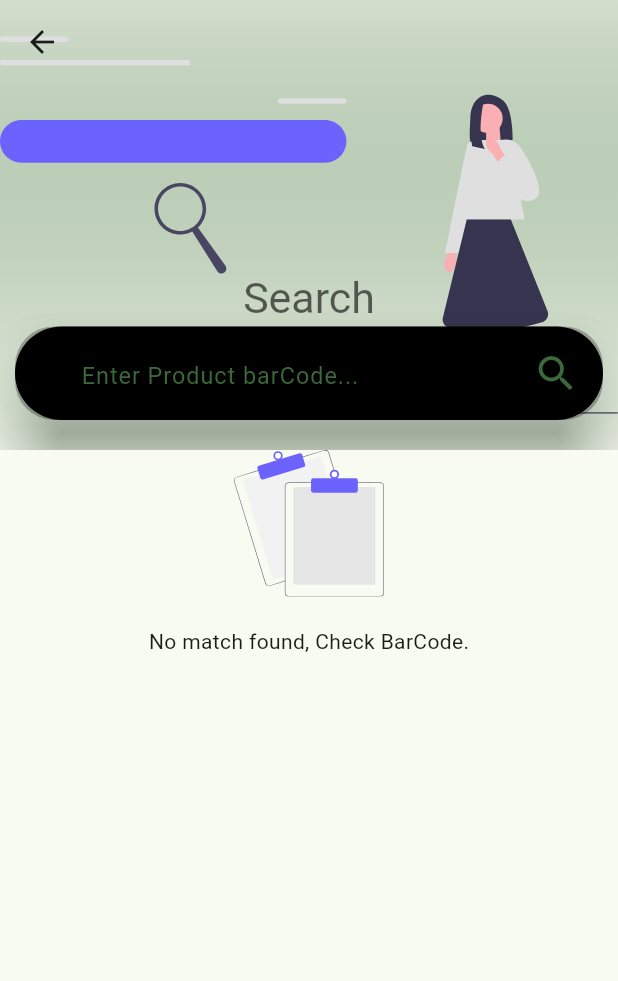
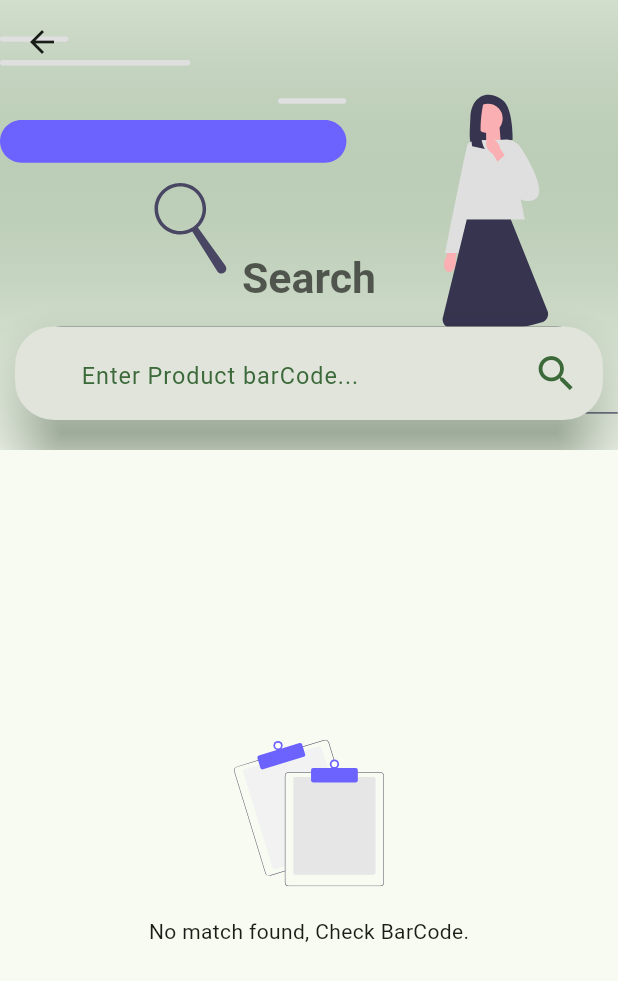
Before and after one commit to wantedbear007/Compass, a Flutter app: the SearchScreen screen opened directly, on a phone screen of 412 x 824 dp. Shown: the top 981 px of the screen. Run offline on Flutter 3.47's test engine with Material 3 defaults, Android fonts, the phone set to English and light mode, and no system bars; our stand-ins replace cached_network_image, flutter_form_builder, flutter_svg, get, loading_animation_widget, numberpicker and 1 more; missing offline and left inert: simple_barcode_scanner; accounts and stored records are empty; network calls fail.

Commit message:
completed search screen, depreciated search from all screen appbar, minor fixes.

```diff
--- a/lib/screens/search/search_screen.dart
+++ b/lib/screens/search/search_screen.dart
@@ -1,5 +1,6 @@
 import 'package:compass/models/product_model.dart';
 import 'package:compass/screens/search/search_screen_controller.dart';
+import 'package:compass/utils/central_controller.dart';
 import 'package:compass/widgets/loading_widget.dart';
 import 'package:compass/widgets/server_error_widget.dart';
 import 'package:compass/widgets/small_product_card.dart';
@@ -17,18 +18,31 @@ class SearchScreen extends StatefulWidget {
 }
 
 class _SearchScreenState extends State<SearchScreen> {
+  final SearchScreenController _searchScreenController =
+      Get.put(SearchScreenController());
+
+  @override
+  void dispose() {
+    _searchScreenController.dispose();
+    super.dispose();
+  }
+
+  @override
+  void initState() {
+    super.initState();
+    _searchScreenController.searchProducts();
+  }
+
   @override
   Widget build(BuildContext context) {
     // GETX controller
-    SearchScreenController searchScreenController =
-        Get.put(SearchScreenController());
 
     return Scaffold(
       body: CustomScrollView(
         slivers: <Widget>[
           SliverAppBar(
             elevation: 10,
-            collapsedHeight: 100,
+            collapsedHeight: 110,
             pinned: true,
             floating: true,
             expandedHeight: 300.0,
@@ -40,24 +54,35 @@ class _SearchScreenState extends State<SearchScreen> {
                 mainAxisAlignment: MainAxisAlignment.end,
                 children: [
                   Text("Search",
-                      style: TextStyle(color: Theme.of(context).hintColor)),
+                      style: TextStyle(
+                          color: Theme.of(context).hintColor,
+                          fontWeight: FontWeight.bold)),
+                  SizedBox(
+                    height: 10,
+                  ),
                   PhysicalModel(
                     borderRadius: BorderRadius.circular(25),
                     color: Colors.black,
                     elevation: 20.0,
                     shadowColor: Theme.of(context).primaryColor,
                     child: TextField(
+                      // maxLength: 1,
+                      maxLines: 1,
+                      onTapOutside: (PointerDownEvent eve) {
+                        FocusScope.of(context).unfocus();
+                      },
                       keyboardType: TextInputType.number,
-                      controller: searchScreenController.barCodeController,
+                      controller: _searchScreenController.barCodeController,
                       decoration: InputDecoration(
-                        fillColor:
-                            Theme.of(context).disabledColor.withAlpha(70),
+                        // fillColor:
+                        //     Theme.of(context).disabledColor.withAlpha(70),
                         labelStyle: TextStyle(
                             fontSize: 10,
                             color: Theme.of(context).cardColor.withAlpha(100)),
                         hintStyle: TextStyle(
                           fontSize: 12,
-                            color: Theme.of(context).primaryColor),
+                          color: Theme.of(context).primaryColor,
+                        ),
                         contentPadding:
                             EdgeInsets.symmetric(horizontal: 30, vertical: 3),
                         hintText: "Enter Product barCode...",
@@ -69,7 +94,7 @@ class _SearchScreenState extends State<SearchScreen> {
                         suffixIcon: IconButton(
                           onPressed: () async {
                             FocusManager.instance.primaryFocus?.unfocus();
-                            await searchScreenController.searchProducts();
+                            await _searchScreenController.searchProducts();
                             setState(() {});
                           },
                           icon: Icon(
@@ -97,10 +122,10 @@ class _SearchScreenState extends State<SearchScreen> {
             ),
           ),
           FutureBuilder<List<ProductModel>>(
-            future: searchScreenController.searchProducts(),
+            future: _searchScreenController.searchProducts(),
             builder: (context, snapshot) {
               if (snapshot.connectionState == ConnectionState.waiting) {
-                return SliverFillRemaining(
+                return const SliverFillRemaining(
                   child: LoadingWidget(),
                 ); // Centered progress indicator
               } else if (snapshot.hasError) {
@@ -111,15 +136,12 @@ class _SearchScreenState extends State<SearchScreen> {
                 ); // Handle errors
               } else if (!snapshot.hasData || snapshot.data!.isEmpty) {
                 return SliverFillRemaining(
-                  child: ListView(
-                    children: [
-                      CustomErrorWidget(
+                  child: CustomErrorWidget(
                       assetName: "notFound.svg",
                       subtitle: "No match found, Check BarCode."),
-                    ],
-                  ),
                 ); // Handle empty data
               } else {
+
                 return SliverList(
                   delegate: SliverChildBuilderDelegate(
                         (BuildContext context, int index) {
@@ -127,7 +149,9 @@ class _SearchScreenState extends State<SearchScreen> {
                       return SmallProductCard(
                         imageUrl: product.imageUrl!,
                         productName: product.name!,
-                          barCode: product.barCodeId!);
+                        barCode: product.barCodeId!,
+                        productId: product.id!,
+                      );
                     },
                     childCount: snapshot.data!
                         .length, // Dynamic child count based on data length
@@ -136,6 +160,46 @@ class _SearchScreenState extends State<SearchScreen> {
               }
             },
           ),
+          // StreamBuilder<List<ProductModel>>(
+          //   stream: _searchScreenController.productStream,
+          //   builder: (context, snapshot) {
+          //     if (snapshot.connectionState == ConnectionState.waiting) {
+          //       return const SliverFillRemaining(
+          //         child: LoadingWidget(),
+          //       ); // Centered progress indicator
+          //     } else if (snapshot.hasError) {
+          //       return SliverFillRemaining(
+          //         child: CustomErrorWidget(
+          //           assetName: "server.svg",
+          //           subtitle: "Oops, seems like server is busy, Try again.",
+          //         ),
+          //       ); // Handle errors
+          //     } else if (!snapshot.hasData || snapshot.data!.isEmpty) {
+          //       return SliverFillRemaining(
+          //         child: CustomErrorWidget(
+          //           assetName: "notFound.svg",
+          //           subtitle: "No match found, Check BarCode.",
+          //         ),
+          //       ); // Handle empty data
+          //     } else {
+          //       return SliverList(
+          //         delegate: SliverChildBuilderDelegate(
+          //           (BuildContext context, int index) {
+          //             final product = snapshot.data![index];
+          //             return SmallProductCard(
+          //               imageUrl: product.imageUrl!,
+          //               productName: product.name!,
+          //               barCode: product.barCodeId!,
+          //               productId: product.id!,
+          //             );
+          //           },
+          //           childCount: snapshot.data!
+          //               .length, // Dynamic child count based on data length
+          //         ),
+          //       );
+          //     }
+          //   },
+          // ),
         ],
       ),
     );
```
Also changed, not shown: lib/screens/expired/expired_screen.dart (+5 -5 lines), lib/screens/expiringProducts/expiring_product_screen.dart (+5 -5 lines), lib/screens/registeredProducts/registered_products_screen.dart (+5 -5 lines), lib/screens/search/search_screen_controller.dart (+37 -5 lines), lib/utils/api_services.dart (+22 -1 lines), lib/utils/central_controller.dart (added, +57 -0 lines), lib/widgets/delete_dialog.dart (added, +17 -0 lines), lib/widgets/small_product_card.dart (+15 -2 lines). Lines whose indentation alone changed are shown as unchanged.
